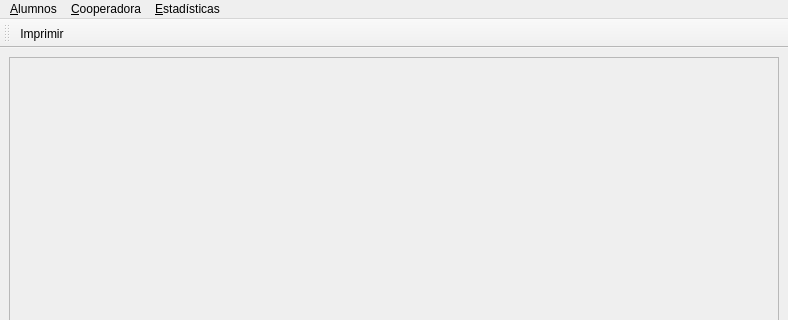
This is pymca.ui in ignatius73/imcaqt5 as Qt 5 draws it before an edit; both pictures show x 0 to 788 and y 0 to 320 of the 788 by 600 pixel window. The edited form follows.
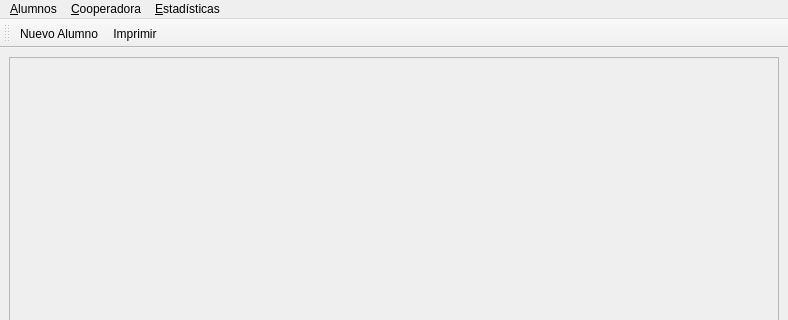
This is the edited form. Icons and pictures are not drawn.

Patch:
```diff
--- a/pymca.ui
+++ b/pymca.ui
@@ -88,6 +88,7 @@
    <attribute name="toolBarBreak">
     <bool>false</bool>
    </attribute>
+   <addaction name="action_Nuevo_Alumno"/>
    <addaction name="actionImprimir"/>
   </widget>
   <action name="action_Nuevo_Alumno">
```
Left out of the diff: 13 changed lines with no effect on the pictures.
